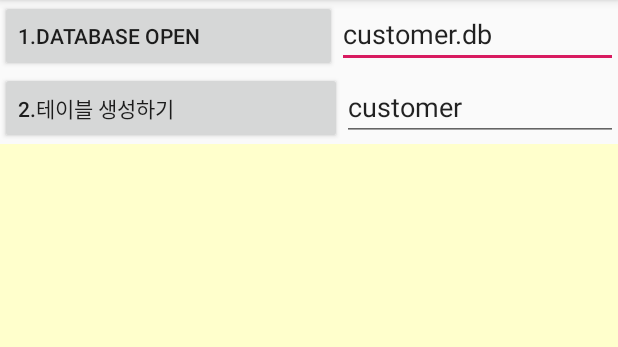
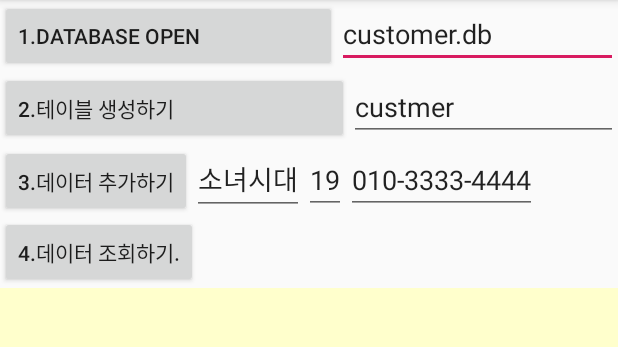
Before and after one commit to sinaburokim8725/Total, an Android app: the Db01Activity screen opened directly, with no data from a screen before it, on a phone screen of 412 x 824 dp, the part 84-431 px from its top. Run offline under Robolectric (Android 15) with nearby library versions, the phone set to English and light mode, and no system bars.

Commit message:
1.DB 생성하기. 2.TABLE 생성하기. 3.데이터 추가하기 4.데이터 조회하기

```diff
--- a/app/src/main/java/org/familly/train/api/db/Db01Activity.java
+++ b/app/src/main/java/org/familly/train/api/db/Db01Activity.java
@@ -1,5 +1,6 @@
 package org.familly.train.api.db;
 
+import android.database.Cursor;
 import android.database.sqlite.SQLiteDatabase;
 import android.os.Bundle;
 import android.support.v7.app.AppCompatActivity;
@@ -20,21 +21,39 @@ public class Db01Activity extends AppCompatActivity {
     EditText edit_tableName;
     Button button_createTable;
 
+    Button   tInsert;
+    EditText pName  ;
+    EditText pAge   ;
+    EditText pMobile;
+
+    Button dataSelect;
+
     @Override
     protected void onCreate(Bundle savedInstanceState) {
         super.onCreate(savedInstanceState);
         setContentView(R.layout.activity_db01);
         //뷰객체 참조
+        //db생성용
         edit_dbName =(EditText) findViewById(R.id.edit_dbName);
         button_openDB = (Button) findViewById(R.id.button_openDB);
 
+        //Table 생성용
         edit_tableName = (EditText) findViewById(R.id.edit_tableName);
         button_createTable = (Button) findViewById(R.id.button_createTable);
 
-        //
+        //데이타 생성 참조용
+        tInsert = (Button) findViewById(R.id.button_dataInsert);
+        pName   =(EditText) findViewById(R.id.edit_name);
+        pAge    =(EditText) findViewById(R.id.edit_age);
+        pMobile =(EditText) findViewById(R.id.edit_mobile);
+
+        //4.데이터 조회참조
+        dataSelect = (Button) findViewById(R.id.button_select);
+
+        //로그기록용
         text_resultInfo = (TextView) findViewById(R.id.text_resultInfo);
 
-        //db 생성및 오픈 즉 커넥트 객체 획득
+        //1.db 생성및 오픈 즉 커넥트 객체 획득
         button_openDB.setOnClickListener(new View.OnClickListener() {
             @Override
             public void onClick(View v) {
@@ -44,7 +63,7 @@ public class Db01Activity extends AppCompatActivity {
             }
         });
 
-        //테이블생성
+        //2.테이블생성
         button_createTable.setOnClickListener(new View.OnClickListener() {
             @Override
             public void onClick(View v) {
@@ -53,6 +72,85 @@ public class Db01Activity extends AppCompatActivity {
                 createTable(tableName);
             }
         });
+
+        //3.db table에 데이터 입력하기
+        tInsert.setOnClickListener(new View.OnClickListener() {
+            @Override
+            public void onClick(View v) {
+                String name = pName.getText().toString().trim();
+                String mobile = pMobile.getText().toString().trim();
+                String ageStr = pAge.getText().toString().trim();
+                int age = -1; //Integer.parseInt(ageStr);
+                try {
+
+                    age = Integer.parseInt(ageStr);
+
+                } catch (Exception ex) {
+                }
+
+                //
+                insertData(name,mobile,age);
+            }
+        });
+
+        //4.데이터 조회 하기
+        dataSelect.setOnClickListener(new View.OnClickListener() {
+            @Override
+            public void onClick(View v) {
+                //테이블의 이름을 인자로 넘기
+                String tableName = edit_tableName.getText().toString().trim();
+                selectData(tableName);
+            }
+        });
+
+    }
+    public void selectData(String tName) {
+        //
+        println("selectData() 호출됨.");
+
+        if (db.isOpen()) {
+
+            String sql = "SELECT NAME , AGE , MOBILE FROM " + tName;
+
+            Cursor cursor = db.rawQuery(sql,null);
+            println("조회된 데이터 총 건수 : " + cursor.getCount());
+
+            for (int i = 0; i < cursor.getCount(); i++) {
+
+                //커서가 처음에는 Index -1 requested 을 가리키고 있음으로 인덱스 0을
+                //가리키게 한다.
+                cursor.moveToNext();
+
+                String name = cursor.getString(0);
+                int age = cursor.getInt(1);
+                String mobile = cursor.getString(2);
+
+                println("# " + i + "==>" + name + " , " + age + " , " + mobile);
+
+            }
+            cursor.close();
+
+        } else {
+
+            println("먼저데이터베이스를 오픈하세요.");
+
+        }
+    }
+    public void insertData(String name,String mobile,int age) {
+        println("insertData() 호출");
+        if (db.isOpen()) {
+            String sql = "INSERT INTO CUSTMER"
+                    + " (name , mobile , age) VALUES (? ,? ,?);";
+
+            Object[] params = {name , mobile , age};
+
+            db.execSQL(sql,params);
+            println("데이터 추가함.");
+        } else {
+            println("면저데이터베이스를 오픈하세요.");
+
+        }
+
     }
     public void createTable(String tableName){
         println("createTable() 호출됨 ");
@@ -71,10 +169,16 @@ public class Db01Activity extends AppCompatActivity {
             println("먼저데이터베이스를 오픈하세요.");
         }
     }
+
+    /**
+     *
+     * @param dbName
+     * 접속할 Database Name
+     */
     public void openDatabase(String dbName){
         println("openDatabase 호출 ");
         //db생성및오픈
-        db =  openOrCreateDatabase(dbName,MODE_PRIVATE,null);
+        db = openOrCreateDatabase(dbName, MODE_PRIVATE, null);
         if(db.isOpen()){
             println("db 오픈됨");
         }
--- a/app/src/main/res/layout/activity_db01.xml
+++ b/app/src/main/res/layout/activity_db01.xml
@@ -46,9 +46,53 @@
             android:layout_height="wrap_content"
             android:id="@+id/edit_tableName"
             android:inputType="textPersonName"
-            android:text="customer"
+            android:text="custmer"
             android:layout_weight="1"/>
 
+    </LinearLayout>
+    <LinearLayout
+        android:layout_width="match_parent"
+        android:layout_height="wrap_content"
+        android:orientation="horizontal">
+        <Button
+            android:layout_width="wrap_content"
+            android:layout_height="wrap_content"
+            android:id="@+id/button_dataInsert"
+            android:text="3.데이터 추가하기"
+            />
+        <EditText
+            android:layout_width="wrap_content"
+            android:layout_height="wrap_content"
+            android:id="@+id/edit_name"
+            android:text="소녀시대"
+            android:inputType="textPersonName"/>
+        <EditText
+            android:layout_width="wrap_content"
+            android:layout_height="wrap_content"
+            android:id="@+id/edit_age"
+            android:text="19"
+            android:inputType="numberDecimal"
+
+            />
+        <EditText
+            android:layout_width="wrap_content"
+            android:layout_height="wrap_content"
+            android:id="@+id/edit_mobile"
+            android:text="010-3333-4444"
+            android:inputType="phone"
+
+            />
+    </LinearLayout>
+    <LinearLayout
+        android:layout_width="wrap_content"
+        android:layout_height="wrap_content"
+        android:orientation="horizontal">
+        <Button
+            android:layout_width="wrap_content"
+            android:layout_height="wrap_content"
+            android:id="@+id/button_select"
+            android:text="4.데이터 조회하기."
+            />
     </LinearLayout>
     <ScrollView
         android:layout_width="match_parent"
```
